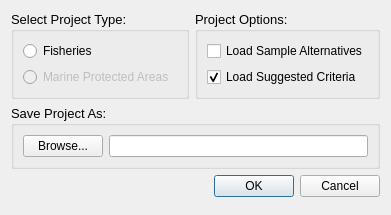
This is src/gui/create_project.ui in Ecotrust/delphos as Qt 5 draws it before an edit. The edited form follows.
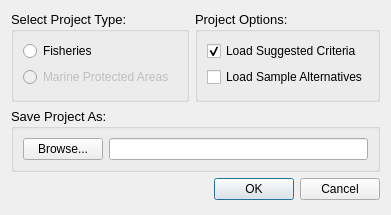
This is the edited form.

```diff
--- a/src/gui/create_project.ui
+++ b/src/gui/create_project.ui
@@ -77,6 +77,19 @@
                 </property>
                </widget>
               </item>
+              <item>
+               <spacer>
+                <property name="orientation" >
+                 <enum>Qt::Vertical</enum>
+                </property>
+                <property name="sizeHint" >
+                 <size>
+                  <width>20</width>
+                  <height>40</height>
+                 </size>
+                </property>
+               </spacer>
+              </item>
              </layout>
             </widget>
            </item>
@@ -94,23 +107,6 @@
               <string>Project Options:</string>
              </property>
              <layout class="QVBoxLayout" >
-              <item>
-               <widget class="QCheckBox" name="default_altern_check" >
-                <property name="font" >
-                 <font>
-                  <pointsize>9</pointsize>
-                  <weight>50</weight>
-                  <bold>false</bold>
-                 </font>
-                </property>
-                <property name="text" >
-                 <string>Load Sample Alternatives</string>
-                </property>
-                <property name="checked" >
-                 <bool>false</bool>
-                </property>
-               </widget>
-              </item>
               <item>
                <widget class="QCheckBox" name="default_crit_check" >
                 <property name="font" >
@@ -128,6 +124,36 @@
                 </property>
                </widget>
               </item>
+              <item>
+               <widget class="QCheckBox" name="default_altern_check" >
+                <property name="font" >
+                 <font>
+                  <pointsize>9</pointsize>
+                  <weight>50</weight>
+                  <bold>false</bold>
+                 </font>
+                </property>
+                <property name="text" >
+                 <string>Load Sample Alternatives</string>
+                </property>
+                <property name="checked" >
+                 <bool>false</bool>
+                </property>
+               </widget>
+              </item>
+              <item>
+               <spacer>
+                <property name="orientation" >
+                 <enum>Qt::Vertical</enum>
+                </property>
+                <property name="sizeHint" >
+                 <size>
+                  <width>20</width>
+                  <height>40</height>
+                 </size>
+                </property>
+               </spacer>
+              </item>
              </layout>
             </widget>
            </item>
```
